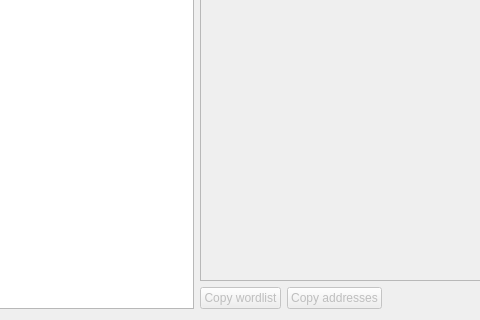
Above: src/qt/forms/paperwalletdialog.ui from torkelrogstad/mainchain before the change; both pictures show x 435 to 915 and y 347 to 667 of the 1263 by 667 pixel window. Below: the same form after it.
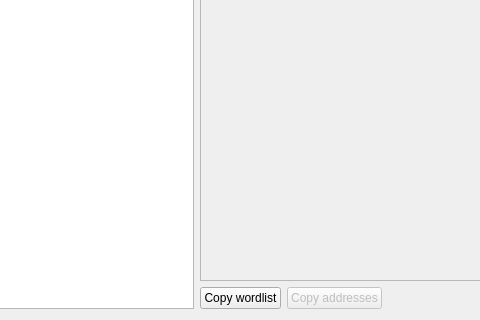
That is the form after the change.

Commit message:
Update paper wallet dialog
* Enabled copy words button

* Change spacing on table

What changed in the file:
```diff
--- a/src/qt/forms/paperwalletdialog.ui
+++ b/src/qt/forms/paperwalletdialog.ui
@@ -188,7 +188,7 @@
          <item>
           <widget class="QPushButton" name="pushButton_2">
            <property name="enabled">
-            <bool>false</bool>
+            <bool>true</bool>
            </property>
            <property name="sizePolicy">
             <sizepolicy hsizetype="Maximum" vsizetype="Fixed">
```
Left out of the diff: 2 changed lines with no effect on the pictures. The commit also changes 2 other files.
